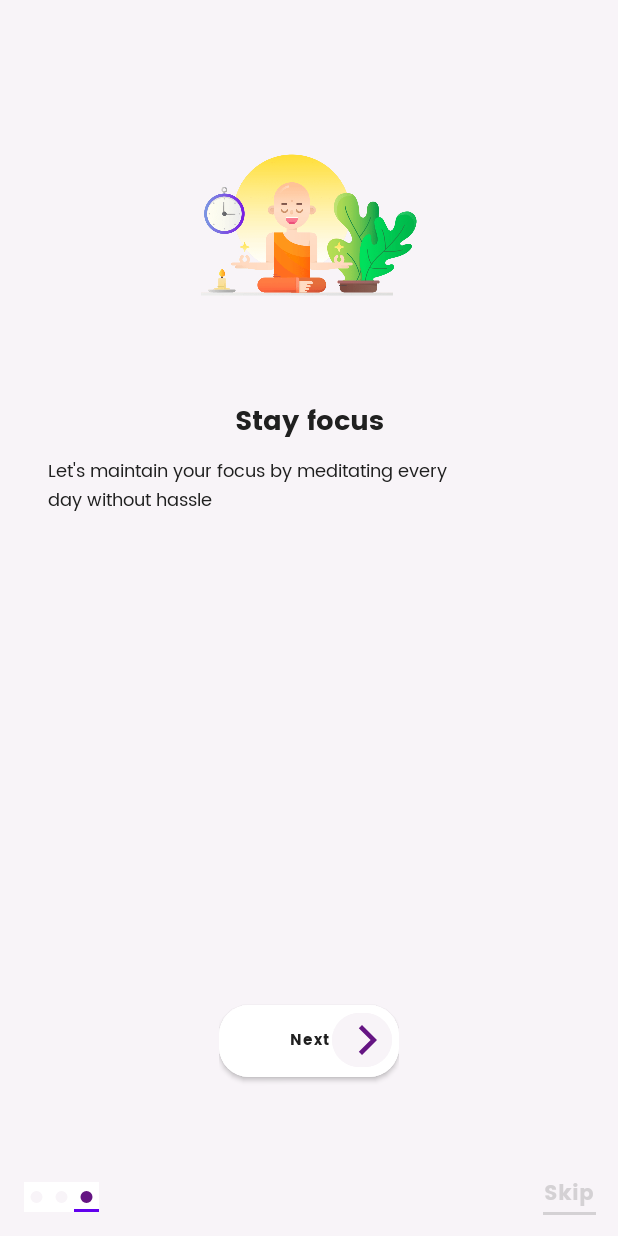
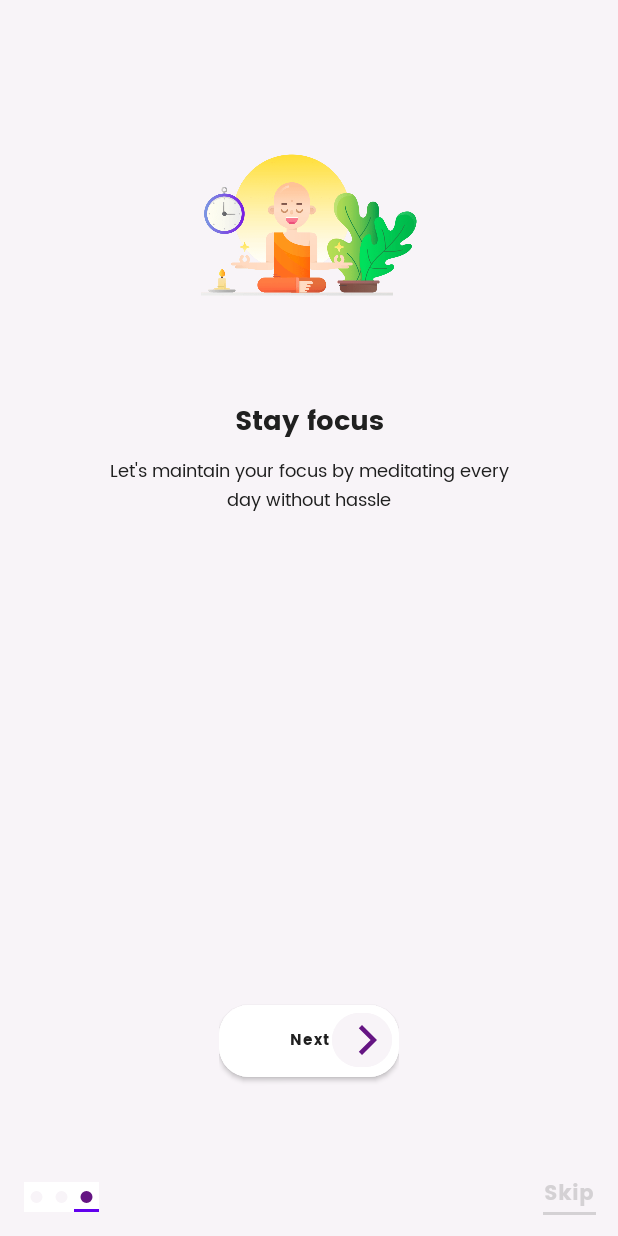
Before and after one commit to Jolugba/OnboardingScreenChallenge, an Android app: the screen it shows after launch (OnBoardingActivity), after a tap on "Skip", on a phone screen of 412 x 824 dp. Run offline under Robolectric (Android 15) with nearby library versions, the phone set to English and light mode, and no system bars; our stand-ins replace data binding; 1 other tap on this screen came first.

Commit message:
feat/onboarding screen implemented

```diff
--- a/app/src/main/java/com/tinuade/onboardingscreenchallenge/ui/OnBoardingActivity.java
+++ b/app/src/main/java/com/tinuade/onboardingscreenchallenge/ui/OnBoardingActivity.java
@@ -80,7 +80,7 @@ public class OnBoardingActivity extends AppCompatActivity {
         binding.skipText.setOnClickListener(new View.OnClickListener() {
             @Override
             public void onClick(View v) {
-                Toast toast=Toast.makeText(OnBoardingActivity.this,"oops, no where to go,scroll till it ends",Toast.LENGTH_SHORT);
+                Toast toast=Toast.makeText(OnBoardingActivity.this, R.string.skip_toast_message,Toast.LENGTH_SHORT);
                 toast.show();
             }
         });
--- a/app/src/main/res/layout/layout_screen.xml
+++ b/app/src/main/res/layout/layout_screen.xml
@@ -49,7 +49,7 @@
         android:layout_marginEnd="32dp"
         android:fontFamily="@font/poppins"
         android:text="@string/first_screen_text"
-        android:textAlignment="textStart"
+        android:textAlignment="center"
         android:textColor="@color/nextText"
         android:textSize="12sp"
         app:layout_constraintEnd_toEndOf="parent"
--- a/app/src/main/res/values/strings.xml
+++ b/app/src/main/res/values/strings.xml
@@ -10,4 +10,5 @@
     <string name="three_screen_text">Let\'s maintain your focus by meditating every\nday without hassle</string>
     <string name="get_started_button">Get started</string>
     <string name="toast_message">Yay,you\'ve gotten to the end</string>
+    <string name="skip_toast_message">oops, no where to go,scroll till it ends</string>
 </resources>
```
